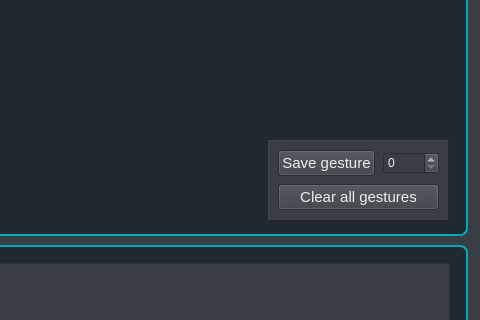
maciejkaniewski/Drone-control-with-hand-gestures-using-image-processing, file ui/form.ui: the form before one commit; both pictures show x 800 to 1280 and y 99 to 419 of the 1280 by 720 pixel window.
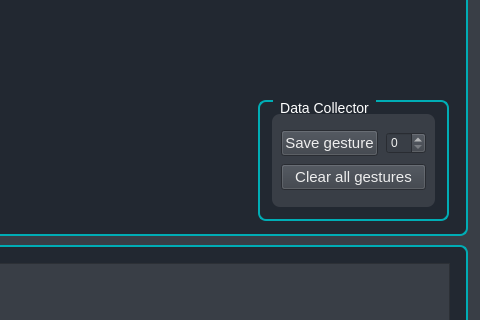
The form after the commit. Icons and pictures are not drawn.

Commit message: Add colors to logs messeges

Patch:
```diff
--- a/ui/form.ui
+++ b/ui/form.ui
@@ -151,15 +151,56 @@
       <property name="title">
        <string>Utilities and settings</string>
       </property>
-      <widget class="QFrame" name="frame">
+      <widget class="QGroupBox" name="QGroupBox_Data_Collector">
        <property name="geometry">
         <rect>
-         <x>420</x>
-         <y>230</y>
-         <width>181</width>
-         <height>81</height>
+         <x>410</x>
+         <y>190</y>
+         <width>191</width>
+         <height>121</height>
         </rect>
        </property>
+       <property name="styleSheet">
+        <string notr="true">QGroupBox#QGroupBox_Data_Collector {
+    background-color:  #222831;
+    border: 2px solid gray;
+	 border-color: #00ADB5;
+    border-radius: 8px;
+    margin-top: 1ex; /* leave space at the top for the title */
+	font-size: 14px;
+}
+
+QGroupBox::title#QGroupBox_Data_Collector  {
+    color:  white;
+    subcontrol-origin: margin;
+	left: 15px;
+    padding: 0px 5px 0px 5px;
+}</string>
+       </property>
+       <property name="title">
+        <string>Data Collector</string>
+       </property>
+       <layout class="QGridLayout" name="gridLayout_5">
+        <property name="leftMargin">
+         <number>12</number>
+        </property>
+        <property name="topMargin">
+         <number>12</number>
+        </property>
+        <property name="rightMargin">
+         <number>12</number>
+        </property>
+        <property name="bottomMargin">
+         <number>12</number>
+        </property>
+        <item row="0" column="0">
+         <widget class="QFrame" name="QFrame_Data_Collector">
+          <property name="styleSheet">
+           <string notr="true">QFrame#QFrame_Data_Collector {
+    border-radius: 8px;
+	background-color: #393E46;
+}</string>
+          </property>
        <property name="frameShape">
         <enum>QFrame::Panel</enum>
        </property>
@@ -226,6 +267,9 @@
            </widget>
           </item>
          </layout>
+           </item>
+          </layout>
+         </widget>
         </item>
        </layout>
       </widget>
```
Lines whose indentation alone changed are shown as unchanged. The commit also changes 2 other files.
